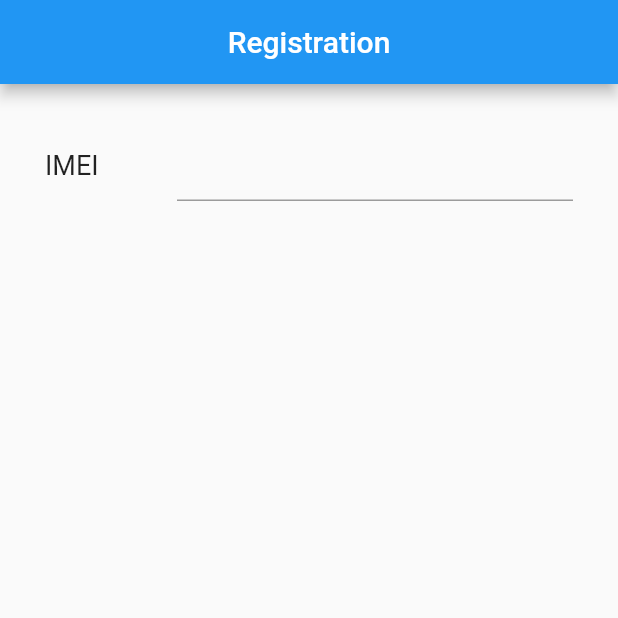
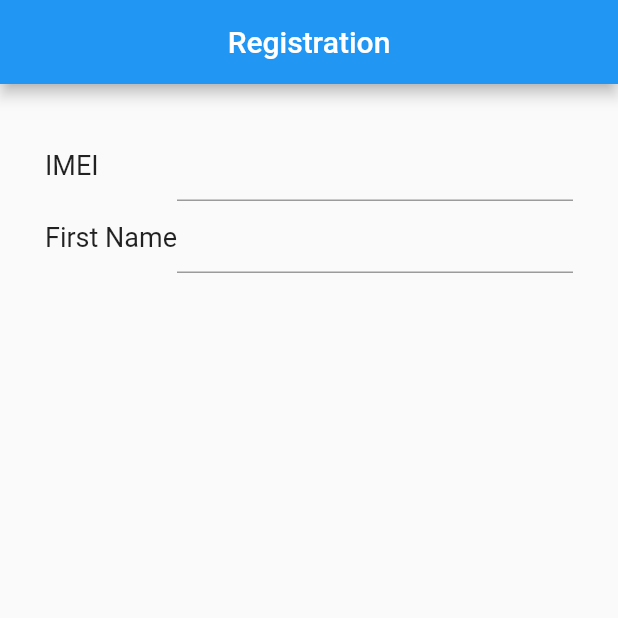
Before and after one commit to paimanbandi/rgstr, a Flutter app: the screen it shows after launch, on a phone screen of 412 x 824 dp, the top half of it. Run offline on Flutter 3.47's test engine with Material 2 defaults, Android fonts, the phone set to English and light mode, and no system bars; missing offline and left inert: imei_imsi_plugin.

Commit message:
textformfield first name

```diff
--- a/lib/registration_view.dart
+++ b/lib/registration_view.dart
@@ -14,6 +14,7 @@
   Widget build(BuildContext context) {
     TextStyle textStyle = TextStyle(fontSize: 18, fontWeight: FontWeight.normal);
     bool _bErrImei = false;
+    bool _bErrFirstName = false;
     return Scaffold(
         appBar: AppBar(
           title: Text(widget.title),
@@ -50,6 +51,29 @@
                     )
                   ],
                 ),
+                Row(
+                  children: [
+                    Expanded(
+                      flex: 1,
+                      child: Text(
+                        'First Name',
+                        style: textStyle,
+                      ),
+                    ),
+                    Expanded(
+                      flex: 3,
+                      child: TextFormField(
+                        inputFormatters: [
+                          LengthLimitingTextInputFormatter(50),
+                        ],
+                        decoration: InputDecoration(
+                          errorText: _bErrFirstName ? "Can't be empty" : null,
+                        ),
+                        style: textStyle,
+                      ),
+                    )
+                  ],
+                ),
               ],
             ),
           ),
```
